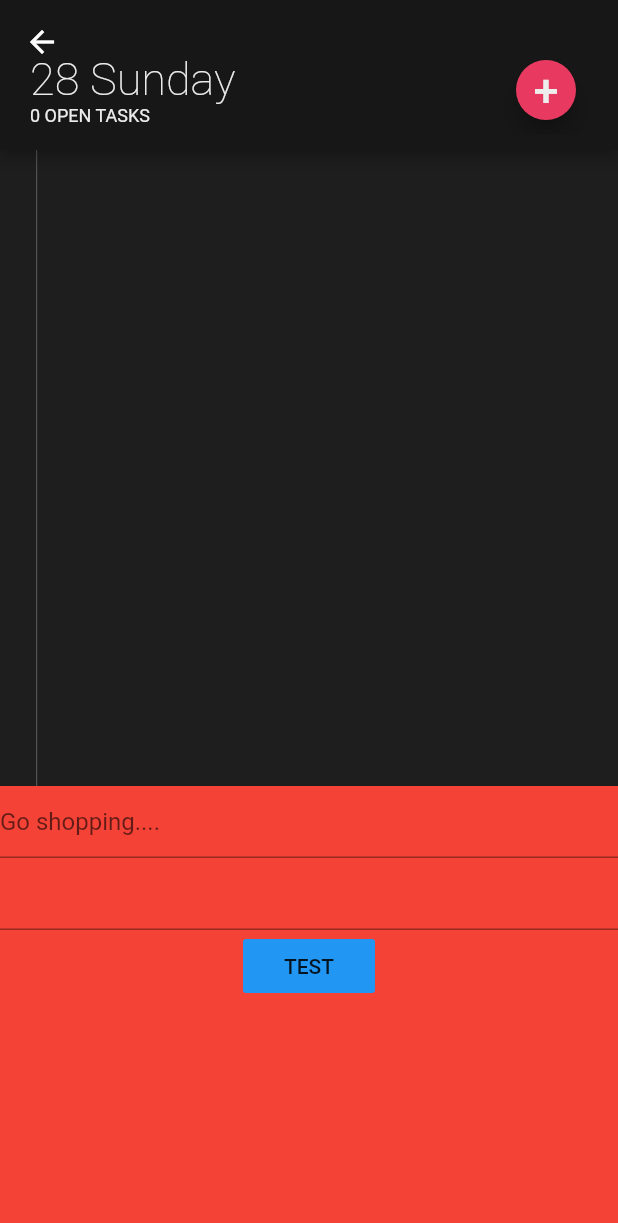
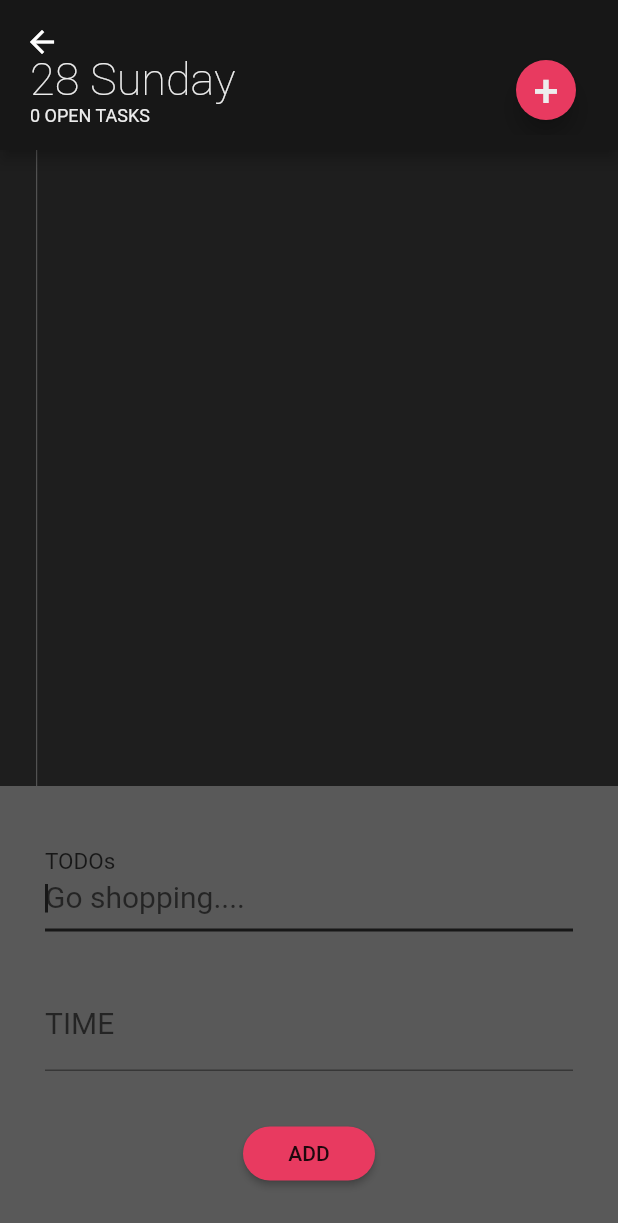
Before and after one commit to paichana/simple-todo, a Flutter app: the screen it shows after launch, after a tap on an icon or button, on a phone screen of 412 x 824 dp. Shown: the top 1223 px of the screen. Run offline on Flutter 3.47's test engine with Material 2 defaults, Android fonts, the phone set to English and light mode, and no system bars; drawn by our look-alikes of datetime_picker_formfield; our stand-ins replace shared_preferences.

Commit message:
Add decoration to bottom bar

```diff
--- a/lib/widgets/date-appbar.dart
+++ b/lib/widgets/date-appbar.dart
@@ -110,15 +110,32 @@ class _DateAppBarState extends State<DateAppBar> {
         context: context,
         builder: (context) {
           return Container(
+            color: Theme.of(context).unselectedWidgetColor,
+            child: Padding(
+              padding: const EdgeInsets.only(left: 30.0, right: 30.0),
+              child: Container(
                 height: 300,
+                child: Center(
                   child: Column(
+                    mainAxisAlignment: MainAxisAlignment.spaceEvenly,
                     children: <Widget>[
                       TextField(
+                        autocorrect: true,
+                        autofocus: true,
                         controller: infoController,
-                  decoration: InputDecoration(hintText: "Go shopping...."),
+                        decoration: InputDecoration(
+                            hintText: "Go shopping....",
+                            labelText: "TODOs",
+                            hintStyle: TextStyle(fontSize: 20),
+                            labelStyle: TextStyle(fontSize: 20)),
                       ),
                       DateTimeField(
                         format: timeFormat,
+                        decoration: InputDecoration(
+                          labelText: "TIME",
+                          labelStyle: TextStyle(fontSize: 20),
+                          hintStyle: TextStyle(fontSize: 20),
+                        ),
                         onShowPicker: (context, currentValue) async {
                           final time = await showTimePicker(
                             context: context,
@@ -132,20 +149,25 @@ class _DateAppBarState extends State<DateAppBar> {
                           selectedTime = time;
                         },
                       ),
-                FlatButton(
-                  color: Colors.blue,
+                      RaisedButton(
+                        shape: RoundedRectangleBorder(
+                          borderRadius: BorderRadius.circular(20.0),
+                        ),
+                        color: Theme.of(context).accentColor,
                         onPressed: () {
-                    tp.addTask(Task(
-                        infoController.text, selectedTime ?? DateTime.now()));
+                          tp.addTask(Task(infoController.text,
+                              selectedTime ?? DateTime.now()));
                           infoController.clear();
 
                           Navigator.of(context).pop();
                         },
-                  child: Text("TEST"),
+                        child: Text("ADD"),
                       ),
                     ],
                   ),
-            color: Colors.red,
+                ),
+              ),
+            ),
           );
         });
   }
```
Lines whose indentation alone changed are shown as unchanged.
